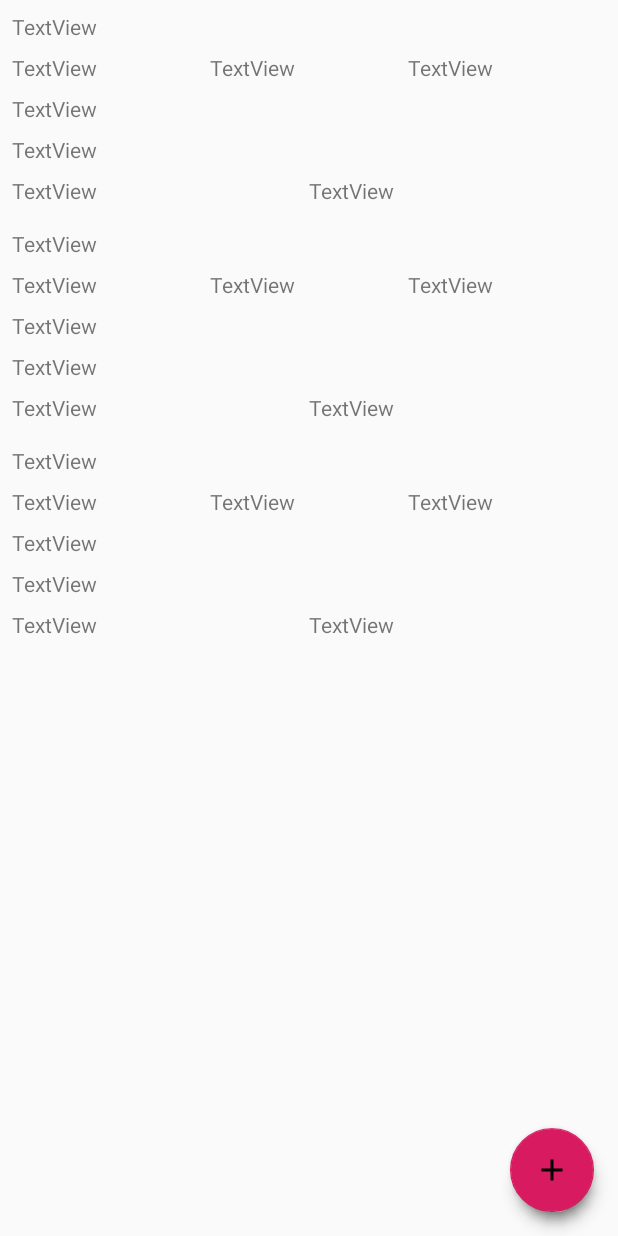
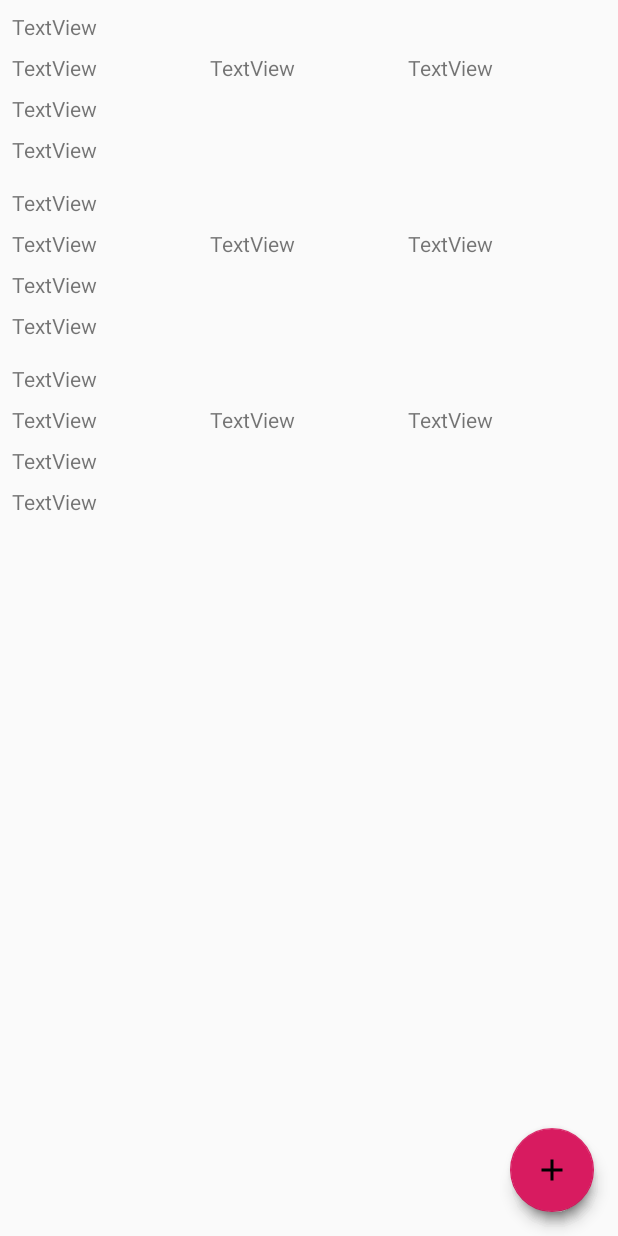
Before and after one commit to BYHadong/Tday, an Android app: the layout activity_tday_main.xml on its own in the app's theme, with its tools: preview values and no code run, on a phone screen of 412 x 824 dp. Run offline under Robolectric (Android 15) with nearby library versions, the phone set to English and light mode, and no system bars; plain views replace PieChart.

```diff
--- a/app/src/main/res/layout/todo_list_item.xml
+++ b/app/src/main/res/layout/todo_list_item.xml
@@ -58,28 +58,10 @@
             android:layout_marginTop="8dp"
             android:text="TextView" />
 
-    <LinearLayout
+    <androidx.recyclerview.widget.RecyclerView
+            android:id="@+id/moneyRecyclerView"
             android:layout_width="match_parent"
             android:layout_height="wrap_content"
-            android:orientation="horizontal">
-
-        <TextView
-                android:id="@+id/useMoneyTodoListItem"
-                android:layout_width="match_parent"
-                android:layout_height="wrap_content"
-                android:layout_marginTop="8dp"
-                android:layout_weight="1"
-                android:text="TextView" />
-
-        <TextView
-                android:id="@+id/useMoneyMemoTodoListItem"
-                android:layout_width="match_parent"
-                android:layout_height="wrap_content"
-                android:layout_marginTop="8dp"
-                android:layout_weight="1"
-                android:text="TextView" />
-
-    </LinearLayout>
-
+            tools:listitem="@layout/todo_list_money_item"/>
 
 </LinearLayout>
```
Also changed, not shown: app/build.gradle (+10 -8 lines), app/src/main/java/byc/app/tday/Model/adapter/TdayListAdapter.kt (+18 -6 lines), app/src/main/java/byc/app/tday/Model/adapter/TdayMoneyListAdapter.kt (+18 -11 lines), app/src/main/java/byc/app/tday/Page/TdayMain.kt (+15 -0 lines), build.gradle (+6 -6 lines), gradle/wrapper/gradle-wrapper.properties.
